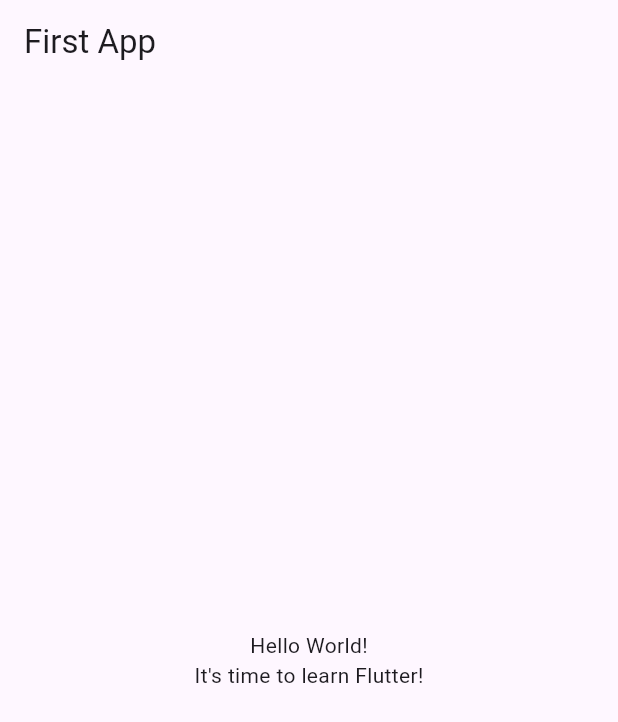
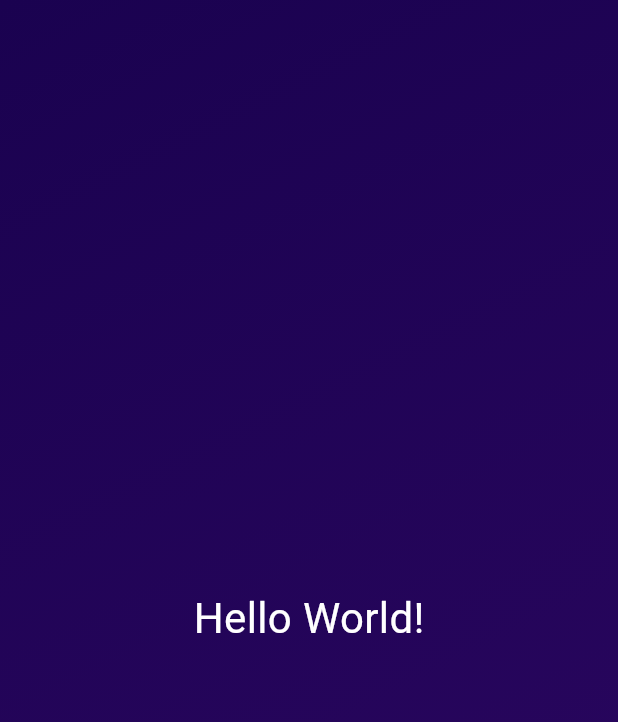
Before and after one commit to Bureau536/second_exercise, a Flutter app: the screen it shows after launch, on a phone screen of 412 x 824 dp. Shown: the top 722 px of the screen. Run offline on Flutter 3.47's test engine with Material 3 defaults, Android fonts, the phone set to English and light mode, and no system bars.

Commit message:
Practice 44
Reusable Widgets & Constructor Functions OMO

```diff
--- /dev/null
+++ b/lib/gradient_container.dart
@@ -0,0 +1,31 @@
+import 'package:flutter/material.dart';
+import 'package:second_exercise/styled_text.dart';
+
+const startAlignment = Alignment.topLeft;
+const endAlignment = Alignment.bottomRight;
+
+class GradientContainer extends StatelessWidget {
+  const GradientContainer(this.colorOne, this.colorTwo, {super.key});
+
+  final Color colorOne;
+  final Color colorTwo;
+
+  @override
+  Widget build(context) {
+    return Container(
+      decoration: BoxDecoration(
+        gradient: LinearGradient(
+          colors: [
+            colorOne,
+            colorTwo,
+          ],
+          begin: startAlignment,
+          end: endAlignment,
+        ),
+      ),
+      child: const Center(
+        child: StyledText('Hello World!'),
+      ),
+    );
+  }
+}
--- a/lib/main.dart
+++ b/lib/main.dart
@@ -1,37 +1,13 @@
 import 'package:flutter/material.dart';
+import 'package:second_exercise/gradient_container.dart';
 
 void main() {
-  runApp(const MyApp());
+  runApp(
+    const MaterialApp(
+      home: Scaffold(
+        body: GradientContainer(
+            Color.fromARGB(255, 26, 2, 80), Color.fromARGB(255, 45, 7, 98)),
+      ),
+    ),
+  );
 }
-
-class MyApp extends StatelessWidget {
-  const MyApp({super.key});
-
-  @override
-  Widget build(BuildContext context) {
-    return MaterialApp(
-      title: 'Flutter Demo',
-      theme: ThemeData(
-        primarySwatch: Colors.blue,
-      ),
-      home: Scaffold(
-        appBar: AppBar(
-          title: const Text('First App'),
-        ),
-        body: const Center(
-          child: Column(
-            mainAxisAlignment: MainAxisAlignment.center,
-            children: [
-              Text(
-                'Hello World!',
-              ),
-              Text(
-                'It\'s time to learn Flutter!',
-              ),
-            ],
-          ),
-        ),
-      ),
-    );
-  }
-}
--- /dev/null
+++ b/lib/styled_text.dart
@@ -0,0 +1,18 @@
+import 'package:flutter/material.dart';
+
+class StyledText extends StatelessWidget {
+  const StyledText(this.text, {super.key});
+
+  final String text;
+
+  @override
+  Widget build(context) {
+    return Text(
+      text,
+      style: const TextStyle(
+        color: Colors.white,
+        fontSize: 28,
+      ),
+    );
+  }
+}
```
